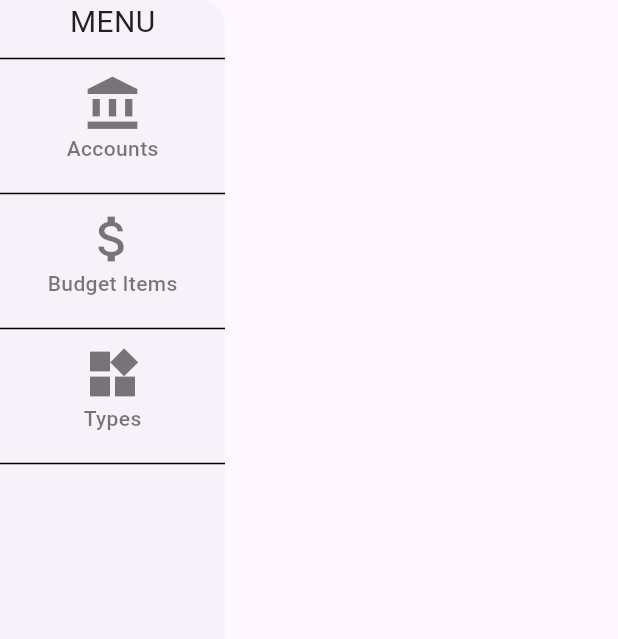
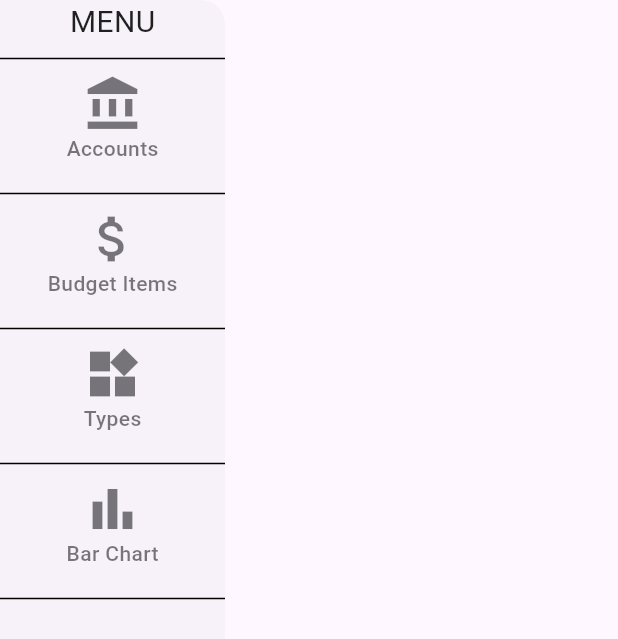
Before and after one commit to kitNa/spend_tracker, a Flutter app: the Menu widget shown alone on an empty page, opened directly, on a phone screen of 412 x 824 dp. Shown: the top 639 px of the screen. Run offline on Flutter 3.47's test engine with Material 3 defaults, Android fonts, the phone set to English and light mode, and no system bars; network calls fail.

Commit message:
simple bar chart was aded, section 4 was anded

```diff
--- a/lib/pages/home/widgets/menu.dart
+++ b/lib/pages/home/widgets/menu.dart
@@ -55,6 +55,16 @@ class Menu extends StatelessWidget {
             title: 'Types',
             icon: Icons.widgets,
             onTap: () => onNavigation(context, '/types'),
+          ),
+          const Divider(
+            height: 20,
+            color: Colors.black,
+          ),
+          _MenuItem(
+            color: color,
+            title: 'Bar Chart',
+            icon: Icons.bar_chart,
+            onTap: () => onNavigation(context, '/bar_chart'),
           ),
           const Divider(
             height: 20,
--- a/lib/pages/index.dart
+++ b/lib/pages/index.dart
@@ -8,3 +8,4 @@ export 'items/items_page.dart';
 export 'items/item_page.dart';
 export 'types/type_page.dart';
 export 'types/types_page.dart';
+export 'bar_chart/bar_chart.dart';
--- a/lib/routes.dart
+++ b/lib/routes.dart
@@ -1,4 +1,5 @@
 import 'package:flutter/cupertino.dart';
+import 'package:spend_tracker/pages/bar_chart/bar_chart.dart';
 import 'package:spend_tracker/pages/index.dart';
 
 final routes = {
@@ -6,4 +7,5 @@ final routes = {
   '/accounts': (BuildContext context) => const AccountsPage(),
   '/items': (BuildContext context) => const ItemsPage(),
   '/types': (BuildContext context) => const TypesPage(),
+  '/bar_chart': (BuildContext context) => const BarChartPage(),
 };
```
Also changed, not shown: lib/pages/bar_chart/bar_chart.dart (added, +89 -0 lines).
